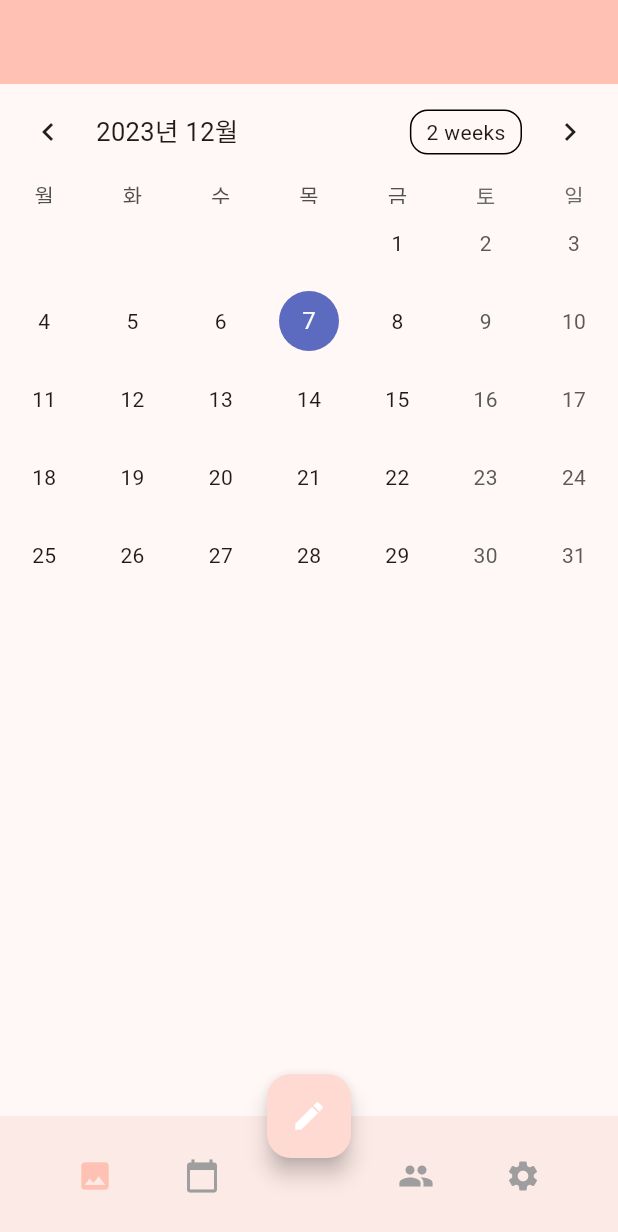
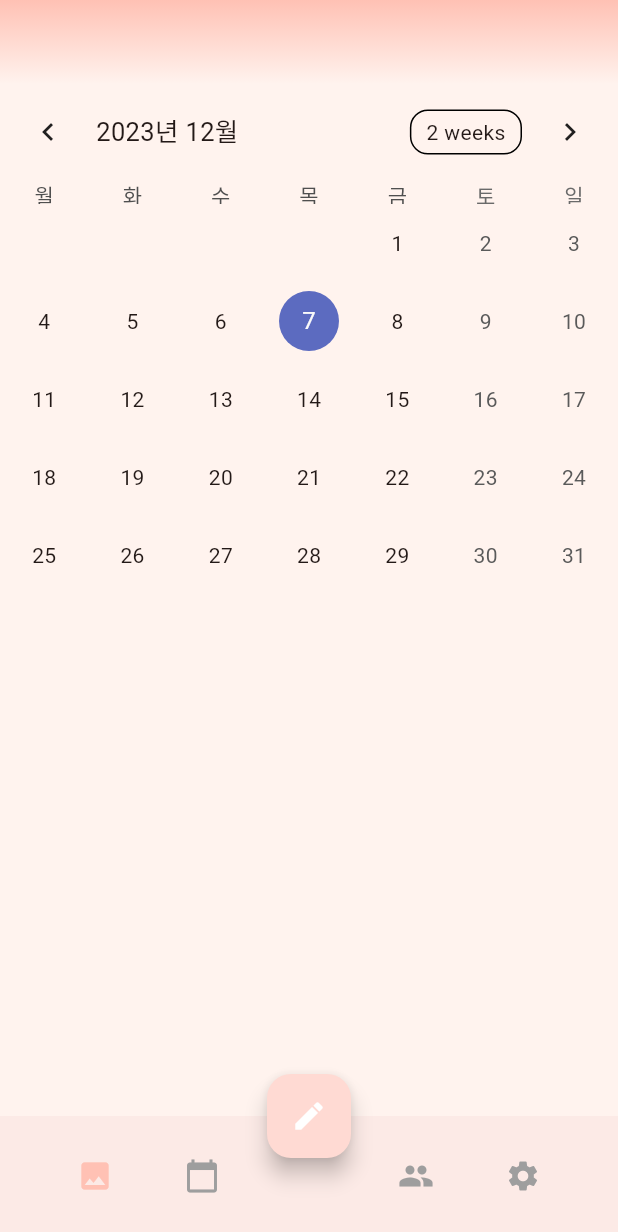
Before and after one commit to 22nd-Hoondong/Re-Frame, a Flutter app: the screen it shows once a user with an empty profile is signed in, swiped to page 2, on a phone screen of 412 x 824 dp. Shown: the top 1232 px of the screen. Run offline on Flutter 3.47's test engine with Material 3 defaults, Android fonts, the phone set to English and light mode, and no system bars; drawn by our look-alikes of table_calendar; our stand-ins replace cloud_firestore, equatable, firebase_auth, firebase_core, firebase_storage, google_sign_in and 2 more; accounts and stored records are empty; generated files the repository leaves out were written again; Roboto replaces fonts that are missing (GowunDodum).

Commit message:
#55: Change Appbar & Background colors

```diff
--- a/lib/Pages/calendar.dart
+++ b/lib/Pages/calendar.dart
@@ -118,8 +118,9 @@ class _CalendarState extends State<Calendar>
 
   @override
   Widget build(BuildContext context) {
-    super.build(context);
-    return Column(children: [
+    return Container(
+      color: defaultBackgroundColor,
+      child: Column(children: [
         TableCalendar<Post>(
           locale: 'ko_KR',
           firstDay: kFirstDay,
@@ -193,7 +194,16 @@ class _CalendarState extends State<Calendar>
             },
           ),
         ),
-    ]);
+      ]),
+    );
+  }
+
+  @override
+  void didChangeDependencies() {
+    super.didChangeDependencies();
+    WidgetsBinding.instance.addPostFrameCallback((timeStamp) {
+      onPageVisible();
+    });
   }
 
   @override
--- a/lib/main.dart
+++ b/lib/main.dart
@@ -22,6 +22,7 @@ void main() async {
 }
 
 Color defaultColor = const Color(0xffFFC1B4);
+Color defaultBackgroundColor = const Color(0xFFFFF3EE);
 
 class AppBarParams {
   Widget title;
@@ -109,11 +110,23 @@ class MyHomePageState extends State<MyHomePage> {
   @override
   Widget build(BuildContext context) {
     return Scaffold(
-      appBar: AppBar(
+      appBar: _page != 0 ? AppBar(
         title: _params.title,
         actions: _params.actions,
-        backgroundColor: _params.backgroundColor,
-      ),
+        backgroundColor: Colors.transparent,
+        flexibleSpace: Container(
+          decoration: BoxDecoration(
+            gradient: LinearGradient(
+              colors: [
+                _params.backgroundColor,
+                defaultBackgroundColor,
+              ],
+              begin: Alignment.topCenter,
+              end: Alignment.bottomCenter,
+            ),
+          ),
+        )
+        ) : null,
       body: PageView(
         controller: _pageController,
         onPageChanged: _onPageChanged,
```
Also changed, not shown: lib/Pages/friends.dart (+12 -2 lines), lib/Pages/gallery.dart (+8 -0 lines), lib/Pages/setting.dart (+12 -1 lines). Lines whose indentation alone changed are shown as unchanged.
